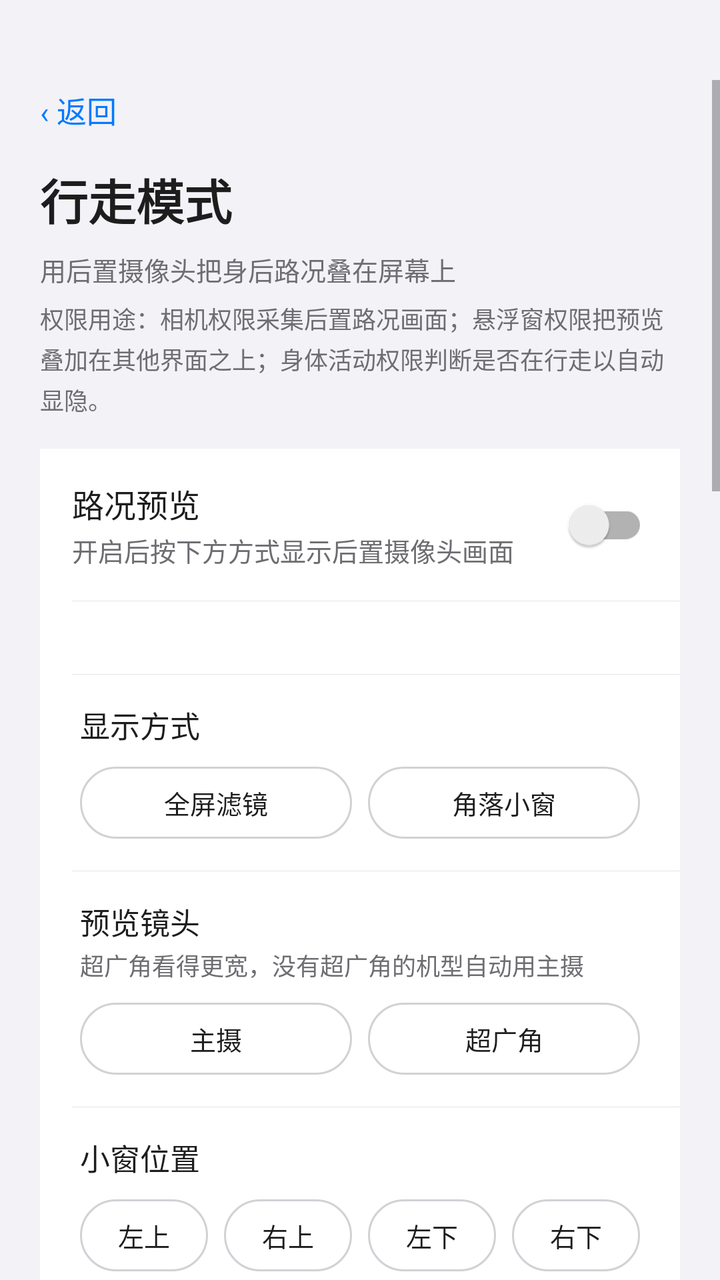
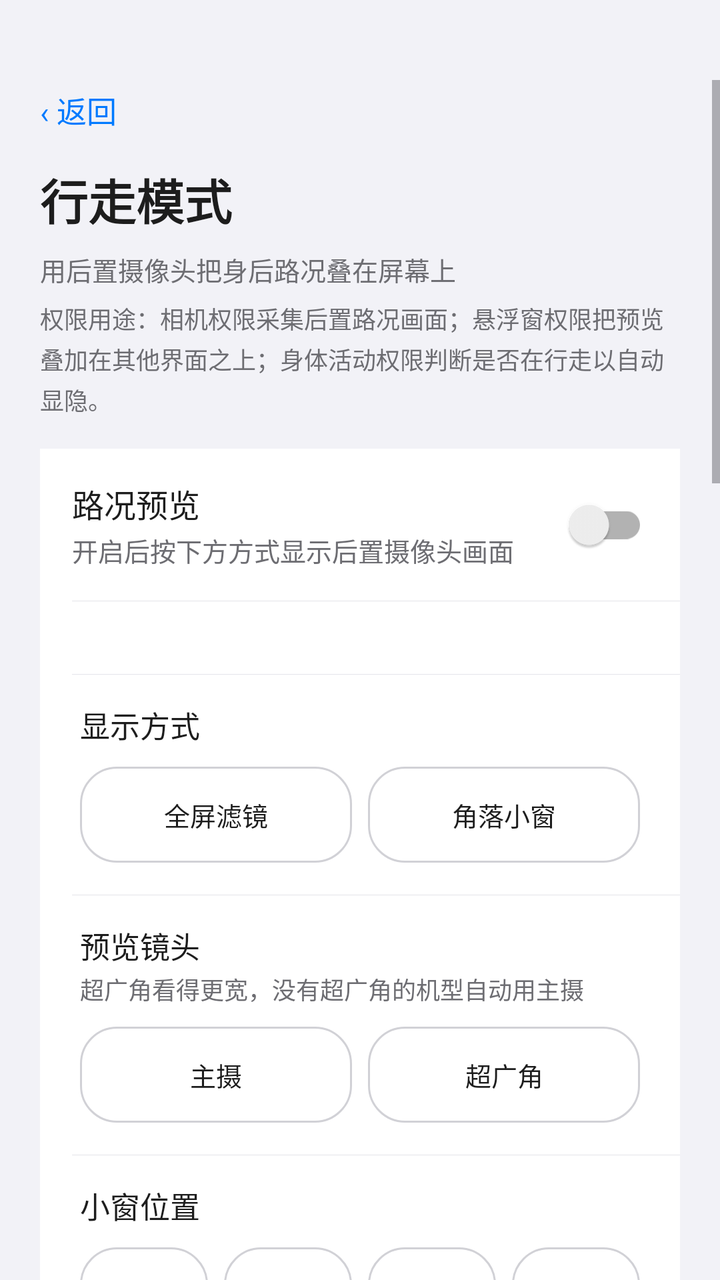

The first picture is an Android layout as it rendered before a commit; the second is the same layout after the commit. The layout source and the unified diff follow.
<!-- AndroidManifest.xml: activity theme Theme.Safewalk -->
<!-- res/layout/activity_walk_mode.xml -->
<?xml version="1.0" encoding="utf-8"?>
<ScrollView xmlns:android="http://schemas.android.com/apk/res/android"
    xmlns:app="http://schemas.android.com/apk/res-auto"
    android:layout_width="match_parent"
    android:layout_height="match_parent"
    android:background="@color/bg"
    android:fitsSystemWindows="true"
    android:paddingTop="40dp">

    <LinearLayout
        android:layout_width="match_parent"
        android:layout_height="wrap_content"
        android:orientation="vertical"
        android:paddingStart="20dp"
        android:paddingEnd="20dp"
        android:paddingBottom="40dp">

        <TextView
            android:id="@+id/btn_back"
            android:layout_width="wrap_content"
            android:layout_height="wrap_content"
            android:background="?android:attr/selectableItemBackground"
            android:paddingVertical="4dp"
            android:text="‹ 返回"
            android:textColor="@color/primary"
            android:textSize="15sp" />

        <TextView
            android:layout_width="wrap_content"
            android:layout_height="wrap_content"
            android:layout_marginTop="12dp"
            android:text="行走模式"
            android:textColor="@color/text_primary"
            android:textSize="24sp"
            android:textStyle="bold" />

        <TextView
            android:id="@+id/hero_walk_summary"
            android:layout_width="match_parent"
            android:layout_height="wrap_content"
            android:layout_marginTop="8dp"
            android:lineSpacingExtra="4dp"
            android:text="用后置摄像头把身后路况叠在屏幕上"
            android:textColor="@color/text_hint"
            android:textSize="13sp" />

        <TextView
            android:id="@+id/tv_perm_purpose"
            android:layout_width="match_parent"
            android:layout_height="wrap_content"
            android:layout_marginTop="6dp"
            android:lineSpacingExtra="3dp"
            android:text="权限用途：相机权限采集后置路况画面；悬浮窗权限把预览叠加在其他界面之上；身体活动权限判断是否在行走以自动显隐。"
            android:textColor="@color/text_hint"
            android:textSize="12sp" />

        
        <LinearLayout style="@style/CardStyle" android:layout_marginTop="16dp">

            <LinearLayout
                android:id="@+id/card_rear_cam"
                style="@style/RowStyle">

                <LinearLayout
                    android:layout_width="0dp"
                    android:layout_height="wrap_content"
                    android:layout_weight="1"
                    android:orientation="vertical">

                    <TextView
                        style="@style/RowTitle"
                        android:text="路况预览" />

                    <TextView
                        style="@style/RowHint"
                        android:layout_marginTop="2dp"
                        android:text="开启后按下方方式显示后置摄像头画面" />
                </LinearLayout>

                <androidx.appcompat.widget.SwitchCompat
                    android:id="@+id/sw_rear_cam"
                    android:layout_width="wrap_content"
                    android:layout_height="wrap_content" />
            </LinearLayout>

            <View style="@style/RowDivider" />

            <TextView
                android:id="@+id/tv_cam_perm_hint"
                android:layout_width="match_parent"
                android:layout_height="wrap_content"
                android:paddingHorizontal="16dp"
                android:paddingVertical="10dp"
                android:textColor="@color/text_hint"
                android:textSize="12sp" />

            <View style="@style/RowDivider" />

            
            <LinearLayout
                android:layout_width="match_parent"
                android:layout_height="wrap_content"
                android:orientation="vertical"
        android:paddingStart="20dp"
        android:paddingEnd="20dp"
                android:paddingHorizontal="16dp"
                android:paddingTop="14dp"
                android:paddingBottom="16dp">

                <TextView
                    android:layout_width="wrap_content"
                    android:layout_height="wrap_content"
                    android:text="显示方式"
                    android:textColor="@color/text_primary"
                    android:textSize="15sp" />

                <LinearLayout
                    android:layout_width="match_parent"
                    android:layout_height="wrap_content"
                    android:layout_marginTop="10dp"
                    android:orientation="horizontal">

                    <TextView
                        android:id="@+id/chip_mode_full"
                        android:layout_width="0dp"
                        android:layout_height="36dp"
                        android:layout_weight="1"
                        android:background="@drawable/bg_choice_chip"
                        android:gravity="center"
                        android:text="全屏滤镜"
                        android:textColor="@color/text_primary"
                        android:textSize="13sp" />

                    <TextView
                        android:id="@+id/chip_mode_small"
                        android:layout_width="0dp"
                        android:layout_height="36dp"
                        android:layout_marginStart="8dp"
                        android:layout_weight="1"
                        android:background="@drawable/bg_choice_chip"
                        android:gravity="center"
                        android:text="角落小窗"
                        android:textColor="@color/text_primary"
                        android:textSize="13sp" />
                </LinearLayout>
            </LinearLayout>

            <View style="@style/RowDivider" />

            
            <LinearLayout
                android:layout_width="match_parent"
                android:layout_height="wrap_content"
                android:orientation="vertical"
        android:paddingStart="20dp"
        android:paddingEnd="20dp"
                android:paddingHorizontal="16dp"
                android:paddingTop="14dp"
                android:paddingBottom="16dp">

                <TextView
                    android:layout_width="wrap_content"
                    android:layout_height="wrap_content"
                    android:text="预览镜头"
                    android:textColor="@color/text_primary"
                    android:textSize="15sp" />

                <TextView
                    android:layout_width="match_parent"
                    android:layout_height="wrap_content"
                    android:layout_marginTop="2dp"
                    android:text="超广角看得更宽，没有超广角的机型自动用主摄"
                    android:textColor="@color/text_hint"
                    android:textSize="12sp" />

                <LinearLayout
                    android:layout_width="match_parent"
                    android:layout_height="wrap_content"
                    android:layout_marginTop="10dp"
                    android:orientation="horizontal">

                    <TextView
                        android:id="@+id/chip_lens_main"
                        android:layout_width="0dp"
                        android:layout_height="36dp"
                        android:layout_weight="1"
                        android:background="@drawable/bg_choice_chip"
                        android:gravity="center"
                        android:text="主摄"
                        android:textColor="@color/text_primary"
                        android:textSize="13sp" />

                    <TextView
                        android:id="@+id/chip_lens_ultrawide"
                        android:layout_width="0dp"
                        android:layout_height="36dp"
                        android:layout_marginStart="8dp"
                        android:layout_weight="1"
                        android:background="@drawable/bg_choice_chip"
                        android:gravity="center"
                        android:text="超广角"
                        android:textColor="@color/text_primary"
                        android:textSize="13sp" />
                </LinearLayout>
            </LinearLayout>

            <View style="@style/RowDivider" />

            
            <LinearLayout
                android:layout_width="match_parent"
                android:layout_height="wrap_content"
                android:orientation="vertical"
        android:paddingStart="20dp"
        android:paddingEnd="20dp"
                android:paddingHorizontal="16dp"
                android:paddingTop="14dp"
                android:paddingBottom="16dp">

                <TextView
                    android:id="@+id/tv_corner_title"
                    android:layout_width="wrap_content"
                    android:layout_height="wrap_content"
                    android:text="小窗位置"
                    android:textColor="@color/text_primary"
                    android:textSize="15sp" />

                <LinearLayout
                    android:layout_width="match_parent"
                    android:layout_height="wrap_content"
                    android:layout_marginTop="10dp"
                    android:orientation="horizontal">

                    <TextView
                        android:id="@+id/chip_pos_tl"
                        android:layout_width="0dp"
                        android:layout_height="36dp"
                        android:layout_weight="1"
                        android:background="@drawable/bg_choice_chip"
                        android:gravity="center"
                        android:text="左上"
                        android:textColor="@color/text_primary"
                        android:textSize="13sp" />

                    <TextView
                        android:id="@+id/chip_pos_tr"
                        android:layout_width="0dp"
                        android:layout_height="36dp"
                        android:layout_marginStart="8dp"
                        android:layout_weight="1"
                        android:background="@drawable/bg_choice_chip"
                        android:gravity="center"
                        android:text="右上"
                        android:textColor="@color/text_primary"
                        android:textSize="13sp" />

                    <TextView
                        android:id="@+id/chip_pos_bl"
                        android:layout_width="0dp"
                        android:layout_height="36dp"
                        android:layout_marginStart="8dp"
                        android:layout_weight="1"
                        android:background="@drawable/bg_choice_chip"
                        android:gravity="center"
                        android:text="左下"
                        android:textColor="@color/text_primary"
                        android:textSize="13sp" />

                    <TextView
                        android:id="@+id/chip_pos_br"
                        android:layout_width="0dp"
                        android:layout_height="36dp"
                        android:layout_marginStart="8dp"
                        android:layout_weight="1"
                        android:background="@drawable/bg_choice_chip"
                        android:gravity="center"
                        android:text="右下"
                        android:textColor="@color/text_primary"
                        android:textSize="13sp" />
                </LinearLayout>
            </LinearLayout>

        </LinearLayout>

        
        <LinearLayout style="@style/CardStyle" android:layout_marginTop="16dp">

            <LinearLayout
                android:id="@+id/card_auto"
                style="@style/RowStyle">

                <LinearLayout
                    android:layout_width="0dp"
                    android:layout_height="wrap_content"
                    android:layout_weight="1"
                    android:orientation="vertical">

                    <TextView
                        style="@style/RowTitle"
                        android:text="自动跟随步行" />

                    <TextView
                        style="@style/RowHint"
                        android:layout_marginTop="2dp"
                        android:text="走起来才显示，停下自动收起" />
                </LinearLayout>

                <androidx.appcompat.widget.SwitchCompat
                    android:id="@+id/sw_auto"
                    android:layout_width="wrap_content"
                    android:layout_height="wrap_content" />
            </LinearLayout>

            <View style="@style/RowDivider" />

            <TextView
                android:id="@+id/tv_auto_desc"
                android:layout_width="match_parent"
                android:layout_height="wrap_content"
                android:paddingHorizontal="16dp"
                android:paddingVertical="10dp"
                android:textColor="@color/text_hint"
                android:textSize="12sp" />

        </LinearLayout>

        
        <TextView
            style="@style/SectionLabel"
            android:text="显示参数" />

        <LinearLayout style="@style/CardStyle">

            <LinearLayout
                android:layout_width="match_parent"
                android:layout_height="wrap_content"
                android:orientation="vertical"
        android:paddingStart="20dp"
        android:paddingEnd="20dp"
                android:paddingHorizontal="16dp"
                android:paddingVertical="14dp">

                <TextView
                    android:id="@+id/tv_opacity"
                    android:layout_width="match_parent"
                    android:layout_height="wrap_content"
                    android:text="画面不透明度"
                    android:textColor="@color/text_primary"
                    android:textSize="15sp" />

                <SeekBar
                    android:id="@+id/seek_opacity"
                    android:layout_width="match_parent"
                    android:layout_height="wrap_content"
                    android:layout_marginTop="8dp"
                    android:max="90" />

                <TextView
                    android:layout_width="match_parent"
                    android:layout_height="wrap_content"
                    android:text="范围 10% ~ 100%，越低越能看清底下的界面"
                    android:textColor="@color/text_hint"
                    android:textSize="12sp" />

                
                <View
                    style="@style/RowDivider"
                    android:layout_marginTop="12dp"
                    android:layout_marginLeft="0dp" />

                <LinearLayout
                    android:id="@+id/card_preview_contrast"
                    android:layout_width="match_parent"
                    android:layout_height="wrap_content"
                    android:orientation="horizontal"
                    android:gravity="center_vertical"
                    android:paddingTop="12dp">

                    <LinearLayout
                        android:layout_width="0dp"
                        android:layout_height="wrap_content"
                        android:layout_weight="1"
                        android:orientation="vertical">

                        <TextView
                            android:layout_width="match_parent"
                            android:layout_height="wrap_content"
                            android:text="文字描边"
                            android:textColor="@color/text_primary"
                            android:textSize="15sp" />

                        <TextView
                            android:layout_width="match_parent"
                            android:layout_height="wrap_content"
                            android:layout_marginTop="2dp"
                            android:text="只给画面上那行字加描边和衬底，不影响透明度。想让路面本身变清楚，去「小窗自定义 → 画面增强」"
                            android:textColor="@color/text_hint"
                            android:textSize="12sp" />
                    </LinearLayout>

                    <androidx.appcompat.widget.SwitchCompat
                        android:id="@+id/sw_preview_contrast"
                        android:layout_width="wrap_content"
                        android:layout_height="wrap_content"
                        android:layout_marginStart="12dp" />
                </LinearLayout>

                
                <LinearLayout
                    android:layout_width="match_parent"
                    android:layout_height="wrap_content"
                    android:layout_marginTop="10dp"
                    android:orientation="horizontal"
                    android:gravity="center_vertical">

                    <TextView
                        android:layout_width="wrap_content"
                        android:layout_height="wrap_content"
                        android:text="强度"
                        android:textColor="@color/text_primary"
                        android:textSize="13sp" />

                    <TextView
                        android:id="@+id/tv_contrast_level"
                        android:layout_width="0dp"
                        android:layout_height="wrap_content"
                        android:layout_weight="1"
                        android:layout_marginStart="8dp"
                        android:text="50% · 适中"
                        android:textColor="@color/text_hint"
                        android:textSize="12sp" />
                </LinearLayout>

                <SeekBar
                    android:id="@+id/seek_contrast_level"
                    android:layout_width="match_parent"
                    android:layout_height="wrap_content"
                    android:layout_marginTop="4dp"
                    android:max="100"
                    android:progress="50" />

                <TextView
                    android:layout_width="match_parent"
                    android:layout_height="wrap_content"
                    android:layout_marginTop="2dp"
                    android:text="越高描边/阴影/衬底越重，越低越接近原始画面；不影响透明度"
                    android:textColor="@color/text_hint"
                    android:textSize="12sp" />
            </LinearLayout>

        </LinearLayout>

        
        <LinearLayout style="@style/CardStyle" android:layout_marginTop="12dp">

            <LinearLayout
                android:id="@+id/card_preview_style"
                style="@style/RowStyle">

                <LinearLayout
                    android:layout_width="0dp"
                    android:layout_height="wrap_content"
                    android:layout_weight="1"
                    android:orientation="vertical">

                    <TextView
                        style="@style/RowTitle"
                        android:text="小窗自定义" />

                    <TextView
                        style="@style/RowHint"
                        android:layout_marginTop="2dp"
                        android:text="取景范围、描边、画面增强、尺寸边距、画面上的文字；含智能跟随的白天/夜间一键方案" />
                </LinearLayout>

                <TextView
                    android:layout_width="wrap_content"
                    android:layout_height="wrap_content"
                    android:text="›"
                    android:textColor="@color/text_hint"
                    android:textSize="18sp" />
            </LinearLayout>

        </LinearLayout>

        
        <TextView
            style="@style/SectionLabel"
            android:text="步态判定" />

        <LinearLayout style="@style/CardStyle">

            <LinearLayout
                android:id="@+id/card_gait_diagnosis"
                android:layout_width="match_parent"
                android:layout_height="wrap_content"
                android:orientation="vertical"
                android:paddingHorizontal="16dp"
                android:paddingTop="14dp"
                android:visibility="gone">

                <TextView
                    android:id="@+id/tv_gait_diagnosis"
                    android:layout_width="match_parent"
                    android:layout_height="wrap_content"
                    android:lineSpacingExtra="2dp"
                    android:text=""
                    android:textColor="@color/seal_red"
                    android:textSize="13sp" />

                <View
                    style="@style/RowDivider"
                    android:layout_marginTop="12dp"
                    android:layout_marginLeft="0dp" />
            </LinearLayout>

            <LinearLayout
                android:layout_width="match_parent"
                android:layout_height="wrap_content"
                android:orientation="vertical"
        android:paddingStart="20dp"
        android:paddingEnd="20dp"
                android:paddingHorizontal="16dp"
                android:paddingTop="14dp">

                <TextView
                    android:id="@+id/tv_gait_steps"
                    android:layout_width="match_parent"
                    android:layout_height="wrap_content"
                    android:text="连续走多少步算「在走路」"
                    android:textColor="@color/text_primary"
                    android:textSize="15sp" />

                <SeekBar
                    android:id="@+id/seek_gait_steps"
                    android:layout_width="match_parent"
                    android:layout_height="wrap_content"
                    android:layout_marginTop="8dp"
                    android:max="2" />
            </LinearLayout>

            <View style="@style/RowDivider" />

            <LinearLayout
                android:layout_width="match_parent"
                android:layout_height="wrap_content"
                android:orientation="vertical"
        android:paddingStart="20dp"
        android:paddingEnd="20dp"
                android:paddingHorizontal="16dp"
                android:paddingTop="14dp"
                android:paddingBottom="14dp">

                <TextView
                    android:id="@+id/tv_gait_stop"
                    android:layout_width="match_parent"
                    android:layout_height="wrap_content"
                    android:text="停下后多久收起预览"
                    android:textColor="@color/text_primary"
                    android:textSize="15sp" />

                <SeekBar
                    android:id="@+id/seek_gait_stop"
                    android:layout_width="match_parent"
                    android:layout_height="wrap_content"
                    android:layout_marginTop="8dp"
                    android:max="18" />
            </LinearLayout>

            <View style="@style/RowDivider" />

            <TextView
                android:id="@+id/tv_preview_stage"
                android:layout_width="match_parent"
                android:layout_height="wrap_content"
                android:paddingHorizontal="16dp"
                android:paddingVertical="12dp"
                android:textColor="@color/text_hint"
                android:textSize="12sp"
                android:visibility="gone" />

        </LinearLayout>

        
        <TextView
            style="@style/SectionLabel"
            android:text="快捷入口" />

        <LinearLayout style="@style/CardStyle">

            <LinearLayout
                android:id="@+id/card_add_tile"
                style="@style/RowStyle">

                <LinearLayout
                    android:layout_width="0dp"
                    android:layout_height="wrap_content"
                    android:layout_weight="1"
                    android:orientation="vertical">

                    <TextView
                        style="@style/RowTitle"
                        android:text="添加到控制中心" />

                    <TextView
                        android:id="@+id/tv_add_tile_desc"
                        style="@style/RowHint"
                        android:layout_marginTop="2dp"
                        android:text="下拉控制中心点一下就开，不用再进应用" />
                </LinearLayout>

                <TextView
                    android:id="@+id/tv_add_tile_action"
                    android:layout_width="wrap_content"
                    android:layout_height="wrap_content"
                    android:text="添加"
                    android:textColor="@color/seal_red"
                    android:textSize="14sp" />
            </LinearLayout>

        </LinearLayout>

        
        <TextView
            style="@style/SectionLabel"
            android:text="维护" />

        <LinearLayout style="@style/CardStyle">

            <LinearLayout
                android:id="@+id/card_restart_systemui"
                style="@style/RowStyle">

                <LinearLayout
                    android:layout_width="0dp"
                    android:layout_height="wrap_content"
                    android:layout_weight="1"
                    android:orientation="vertical">

                    <TextView
                        style="@style/RowTitle"
                        android:text="重启系统界面" />

                    <TextView
                        android:id="@+id/tv_restart_desc"
                        style="@style/RowHint"
                        android:layout_marginTop="2dp"
                        android:text="改完模块设置后需要重启 SystemUI 才会生效" />
                </LinearLayout>

                <Button
                    android:id="@+id/btn_restart_systemui"
                    android:layout_width="wrap_content"
                    android:layout_height="wrap_content"
                    android:backgroundTint="@color/seal_red"
                    android:minWidth="0dp"
                    android:text="重启"
                    android:textColor="@color/on_accent"
                    android:textSize="13sp" />
            </LinearLayout>

        

        </LinearLayout>

        
        <LinearLayout style="@style/CardStyle">

            <LinearLayout
                android:id="@+id/card_gait_sandbox"
                style="@style/RowStyle">

                <LinearLayout
                    android:layout_width="0dp"
                    android:layout_height="wrap_content"
                    android:layout_weight="1"
                    android:orientation="vertical">

                    <TextView
                        style="@style/RowTitle"
                        android:text="步态沙盒（测试用）" />

                    <TextView
                        style="@style/RowHint"
                        android:layout_marginTop="2dp"
                        android:text="录制真机传感器流并离线重放，改判据后先看结论再走路验证" />
                </LinearLayout>

                <Button
                    android:id="@+id/btn_gait_sandbox"
                    android:layout_width="wrap_content"
                    android:layout_height="wrap_content"
                    android:minWidth="0dp"
                    android:text="打开"
                    android:textSize="13sp" />
            </LinearLayout>

        </LinearLayout>

    </LinearLayout>
</ScrollView>
<!-- resources referenced by this layout -->
<resources>
  <color name="bg">#F2F2F7</color>
  <color name="on_accent">#FFFFFF</color>
  <color name="primary">#007AFF</color>
  <color name="seal_red">#C8392E</color>
  <color name="text_hint">#6D6D72</color>
  <color name="text_primary">#1D1D1D</color>
  <!-- drawable bg_choice_chip (drawable) -->
  <?xml version="1.0" encoding="utf-8"?>
  <shape xmlns:android="http://schemas.android.com/apk/res/android"
      android:shape="rectangle">
      <solid android:color="@android:color/transparent" />
      <stroke
          android:width="1dp"
          android:color="@color/chip_stroke" />
      <corners android:radius="18dp" />
  </shape>
  <style name="CardStyle">
          <item name="android:layout_width">match_parent</item>
          <item name="android:layout_height">wrap_content</item>
          <item name="android:layout_marginTop">16dp</item>
          <item name="android:orientation">vertical</item>
          <item name="android:background">@color/card_bg</item>
      </style>
  <style name="RowDivider">
          <item name="android:layout_width">match_parent</item>
          <item name="android:layout_height">1px</item>
          <item name="android:layout_marginLeft">16dp</item>
          <item name="android:background">@color/divider</item>
      </style>
  <style name="RowHint">
          <item name="android:layout_width">wrap_content</item>
          <item name="android:layout_height">wrap_content</item>
          <item name="android:textColor">@color/text_hint</item>
          <item name="android:textSize">13sp</item>
      </style>
  <style name="RowStyle">
          <item name="android:layout_width">match_parent</item>
          <item name="android:layout_height">wrap_content</item>
          <item name="android:orientation">horizontal</item>
          <item name="android:gravity">center_vertical</item>
          <item name="android:paddingLeft">16dp</item>
          <item name="android:paddingRight">16dp</item>
          <item name="android:paddingTop">14dp</item>
          <item name="android:paddingBottom">14dp</item>
          <item name="android:background">?android:attr/selectableItemBackground</item>
          <item name="android:clickable">true</item>
          <item name="android:focusable">true</item>
      </style>
  <style name="RowTitle">
          <item name="android:layout_width">wrap_content</item>
          <item name="android:layout_height">wrap_content</item>
          <item name="android:textColor">@color/text_primary</item>
          <item name="android:textSize">16sp</item>
      </style>
  <style name="SectionLabel">
          <item name="android:layout_width">match_parent</item>
          <item name="android:layout_height">wrap_content</item>
          <item name="android:layout_marginTop">20dp</item>
          <item name="android:layout_marginBottom">8dp</item>
          <item name="android:textColor">@color/text_hint</item>
          <item name="android:textSize">13sp</item>
      </style>
  <color name="chip_stroke">#D1D1D6</color>
  <color name="card_bg">#FFFFFF</color>
  <color name="divider">#E5E5EA</color>
  <!-- unchanged entries left out for length: 1 -->
</resources>

<!-- the commit's change to res/layout/activity_walk_mode.xml (unified diff, before → after) -->
@@ -123,7 +123,8 @@
                     <TextView
                         android:id="@+id/chip_mode_full"
                         android:layout_width="0dp"
-                        android:layout_height="36dp"
+                        android:layout_height="wrap_content"
+                    android:minHeight="48dp"
                         android:layout_weight="1"
                         android:background="@drawable/bg_choice_chip"
                         android:gravity="center"
@@ -134,7 +135,8 @@
                     <TextView
                         android:id="@+id/chip_mode_small"
                         android:layout_width="0dp"
-                        android:layout_height="36dp"
+                        android:layout_height="wrap_content"
+                    android:minHeight="48dp"
                         android:layout_marginStart="8dp"
                         android:layout_weight="1"
                         android:background="@drawable/bg_choice_chip"
@@ -182,7 +184,8 @@
                     <TextView
                         android:id="@+id/chip_lens_main"
                         android:layout_width="0dp"
-                        android:layout_height="36dp"
+                        android:layout_height="wrap_content"
+                    android:minHeight="48dp"
                         android:layout_weight="1"
                         android:background="@drawable/bg_choice_chip"
                         android:gravity="center"
@@ -193,7 +196,8 @@
                     <TextView
                         android:id="@+id/chip_lens_ultrawide"
                         android:layout_width="0dp"
-                        android:layout_height="36dp"
+                        android:layout_height="wrap_content"
+                    android:minHeight="48dp"
                         android:layout_marginStart="8dp"
                         android:layout_weight="1"
                         android:background="@drawable/bg_choice_chip"
@@ -234,7 +238,8 @@
                     <TextView
                         android:id="@+id/chip_pos_tl"
                         android:layout_width="0dp"
-                        android:layout_height="36dp"
+                        android:layout_height="wrap_content"
+                    android:minHeight="48dp"
                         android:layout_weight="1"
                         android:background="@drawable/bg_choice_chip"
                         android:gravity="center"
@@ -245,7 +250,8 @@
                     <TextView
                         android:id="@+id/chip_pos_tr"
                         android:layout_width="0dp"
-                        android:layout_height="36dp"
+                        android:layout_height="wrap_content"
+                    android:minHeight="48dp"
                         android:layout_marginStart="8dp"
                         android:layout_weight="1"
                         android:background="@drawable/bg_choice_chip"
@@ -257,7 +263,8 @@
                     <TextView
                         android:id="@+id/chip_pos_bl"
                         android:layout_width="0dp"
-                        android:layout_height="36dp"
+                        android:layout_height="wrap_content"
+                    android:minHeight="48dp"
                         android:layout_marginStart="8dp"
                         android:layout_weight="1"
                         android:background="@drawable/bg_choice_chip"
@@ -269,7 +276,8 @@
                     <TextView
                         android:id="@+id/chip_pos_br"
                         android:layout_width="0dp"
-                        android:layout_height="36dp"
+                        android:layout_height="wrap_content"
+                    android:minHeight="48dp"
                         android:layout_marginStart="8dp"
                         android:layout_weight="1"
                         android:background="@drawable/bg_choice_chip"
<!-- resource entries referenced after the edit -->
@@ -55,6 +55,7 @@
           <item name="android:textSize">16sp</item>
       </style>
   <style name="SectionLabel">
+          <item name="android:accessibilityHeading">true</item>
           <item name="android:layout_width">match_parent</item>
           <item name="android:layout_height">wrap_content</item>
           <item name="android:layout_marginTop">20dp</item>
